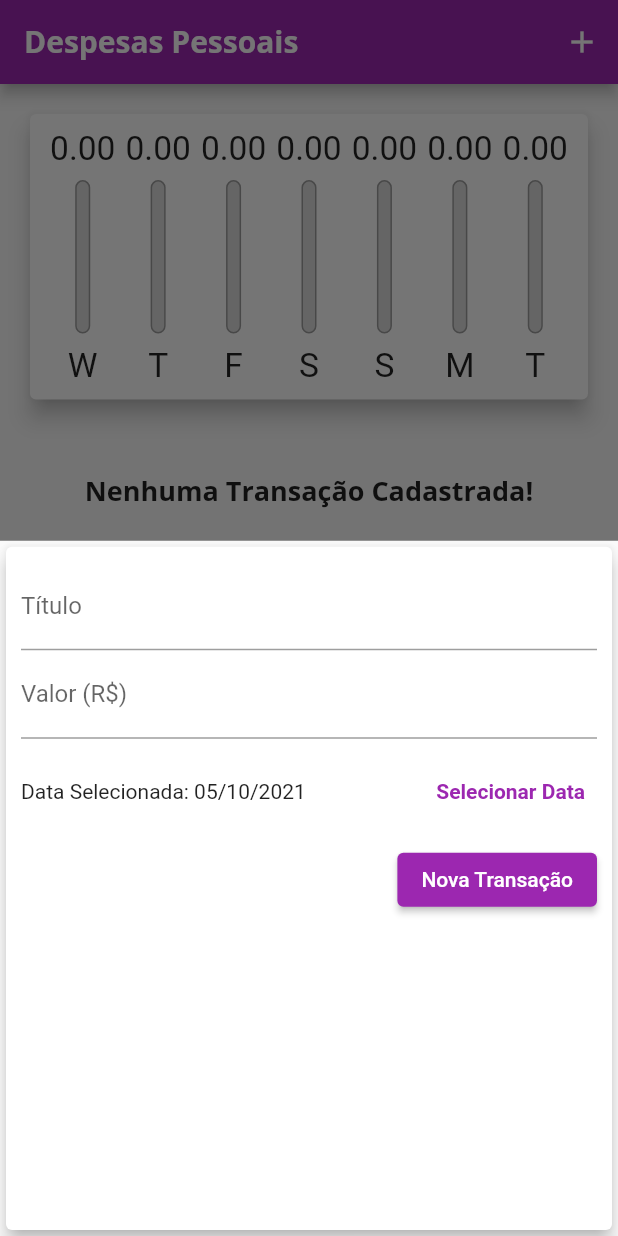
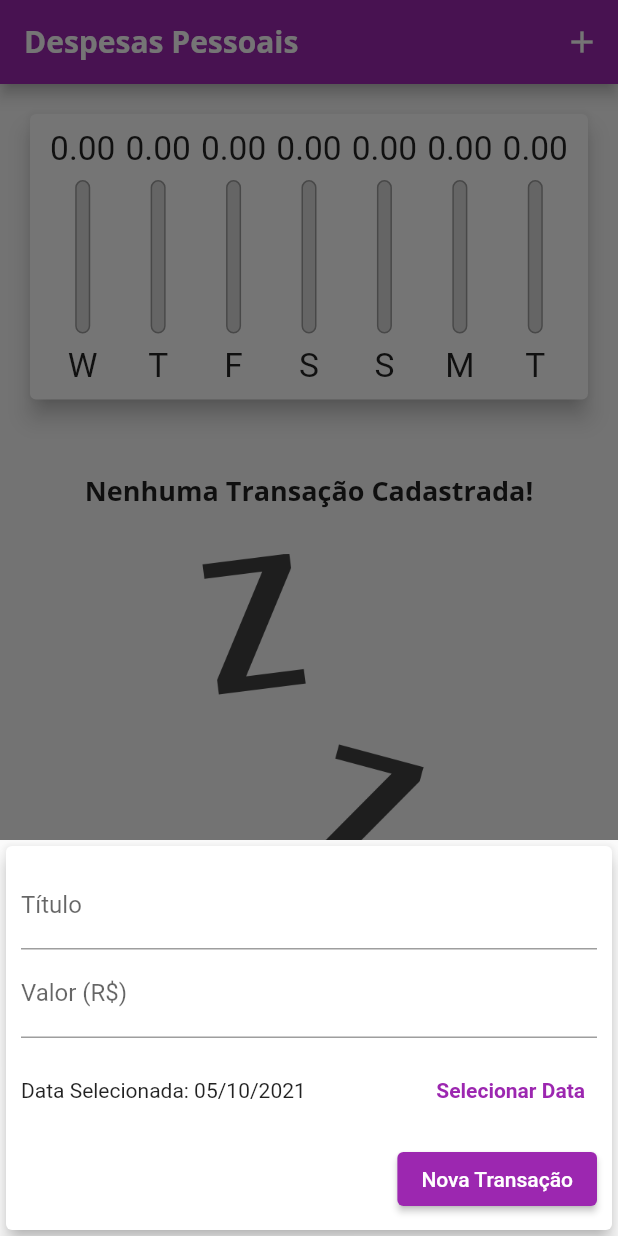
Before and after one commit to matheusbribeiro-dev/expenses, a Flutter app: the screen it shows after launch, after a tap on the "add" icon, on a phone screen of 412 x 824 dp. Run offline on Flutter 3.47's test engine with Material 2 defaults, Android fonts, the phone set to English and light mode, and no system bars.

Commit message:
Responsiveness: adjustment in form, list view area and main

```diff
--- a/lib/components/transaction_form.dart
+++ b/lib/components/transaction_form.dart
@@ -48,10 +48,16 @@ class _TransactionFormState extends State<TransactionForm> {
 
   @override
   Widget build(BuildContext context) {
-    return Card(
+    return SingleChildScrollView(
+      child: Card(
         elevation: 5,
         child: Padding(
-        padding: const EdgeInsets.all(10),
+          padding: EdgeInsets.only(
+            top: 10,
+            right: 10,
+            left: 10,
+            bottom: 10 + MediaQuery.of(context).viewInsets.bottom
+          ),
           child: Column(
             children: <Widget>[
               TextField(
@@ -101,6 +107,7 @@ class _TransactionFormState extends State<TransactionForm> {
             ],
           ),
         ),
+      ),
     );
   }
 }
--- a/lib/main.dart
+++ b/lib/main.dart
@@ -124,7 +124,7 @@ class _MyHomePageState extends State<MyHomePage> {
               ),
             if (!_showChart || !isLandsacape)
               Container(
-                height: availableHeight * 0.75,
+                height: availableHeight * (isLandsacape ? 1 : 0.75),
                 child: TransactionList(_transactions, _removeTransaaction),
               ),
           ],
```
Also changed, not shown: lib/components/transaction_list.dart (+21 -9 lines). Lines whose indentation alone changed are shown as unchanged.
